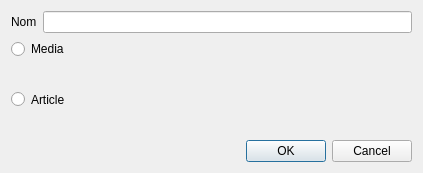
Before: the Qt Designer form nouvellenote.ui in tmarcille/LO21_Plurinotes, drawn with Qt 5.
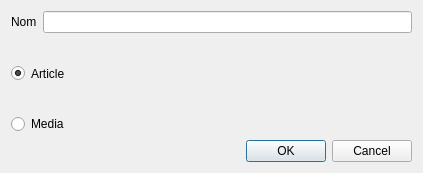
After: the same form once the commit is applied.

Diff of the .ui file:
```diff
--- a/nouvellenote.ui
+++ b/nouvellenote.ui
@@ -17,7 +17,7 @@
    <string>Dialog</string>
   </property>
   <layout class="QGridLayout" name="gridLayout">
-   <item row="0" column="0">
+   <item row="1" column="0">
     <layout class="QVBoxLayout" name="verticalLayout">
      <item>
       <layout class="QHBoxLayout" name="horizontalLayout">
@@ -33,16 +33,6 @@
        </item>
       </layout>
      </item>
-     <item>
-      <widget class="QRadioButton" name="Media">
-       <property name="text">
-        <string>Media</string>
-       </property>
-       <attribute name="buttonGroup">
-        <string notr="true">buttonGroup</string>
-       </attribute>
-      </widget>
-     </item>
      <item>
       <widget class="QRadioButton" name="Article">
        <property name="sizePolicy">
@@ -54,14 +44,27 @@
        <property name="text">
         <string>Article</string>
        </property>
+       <property name="checked">
+        <bool>true</bool>
+       </property>
        <attribute name="buttonGroup">
-        <string notr="true">buttonGroup</string>
+        <string notr="true">radioButtons</string>
+       </attribute>
+      </widget>
+     </item>
+     <item>
+      <widget class="QRadioButton" name="Media">
+       <property name="text">
+        <string>Media</string>
+       </property>
+       <attribute name="buttonGroup">
+        <string notr="true">radioButtons</string>
        </attribute>
       </widget>
      </item>
     </layout>
    </item>
-   <item row="1" column="0">
+   <item row="2" column="0">
     <widget class="QDialogButtonBox" name="buttonBox">
      <property name="orientation">
       <enum>Qt::Horizontal</enum>
```
Left out of the diff: 2 changed lines with no effect on the pictures.
